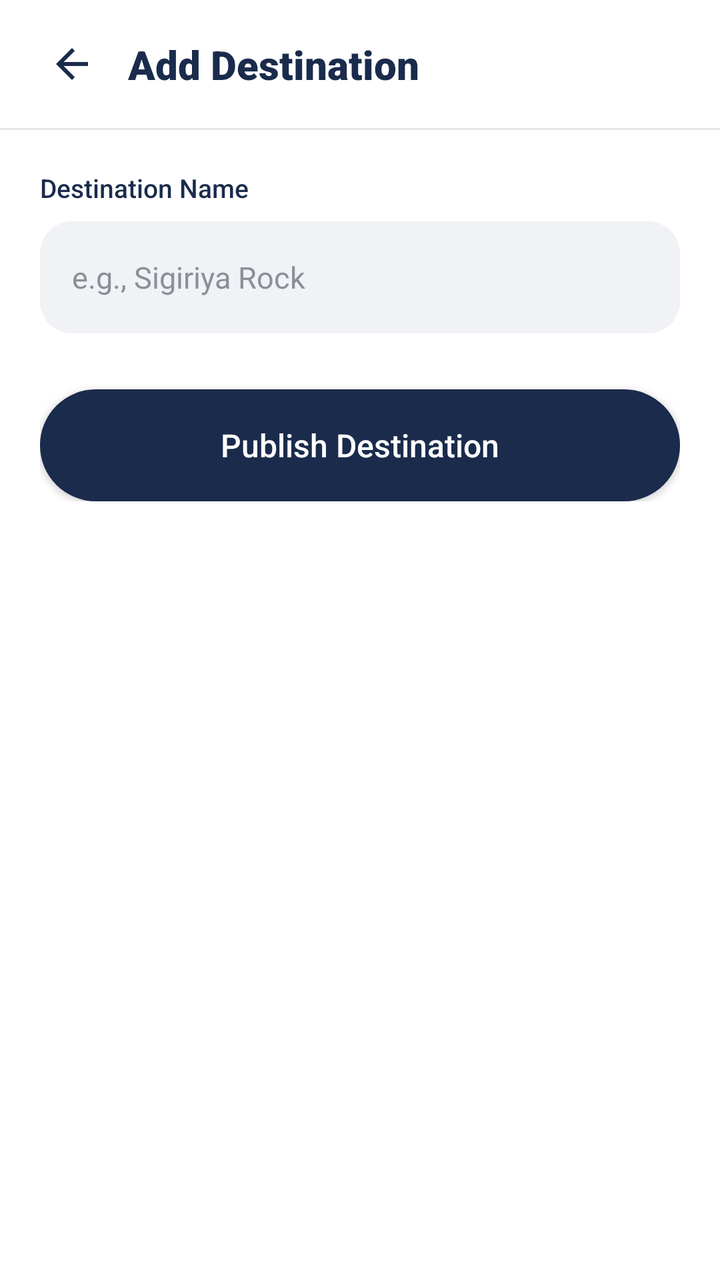
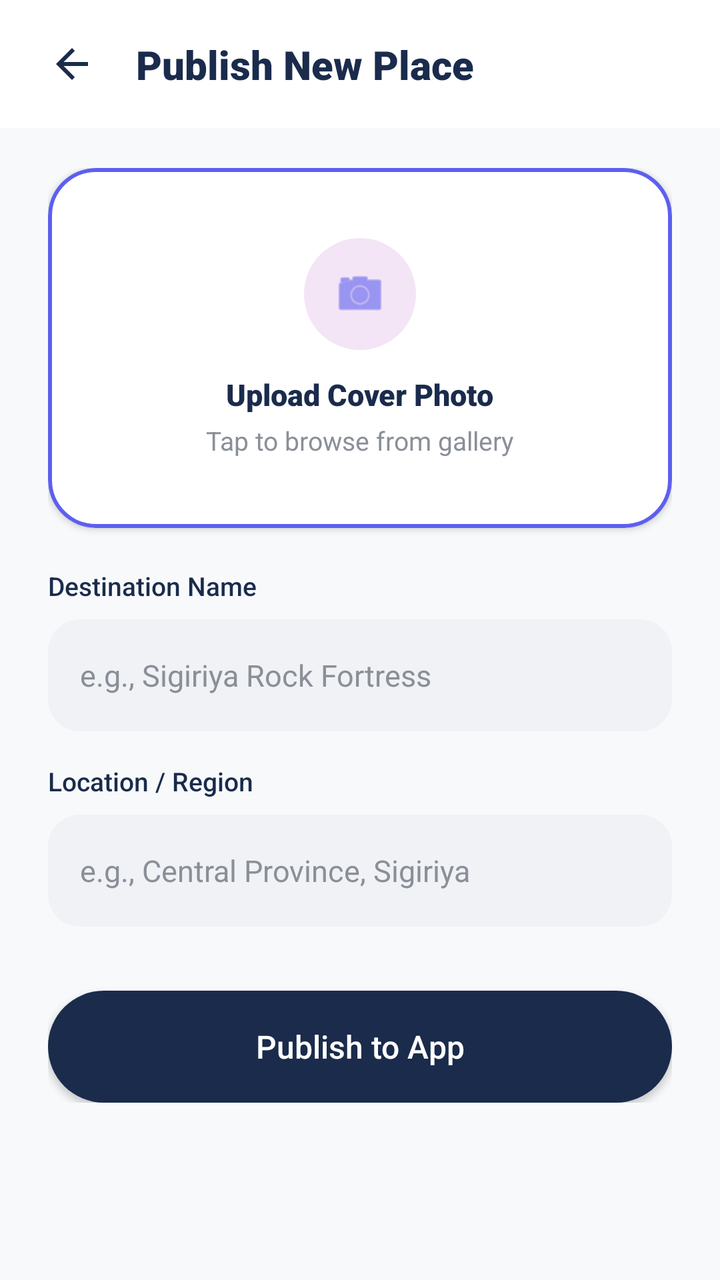

Two renders of the same Android screen: before a commit and after it. Below are the layout's source before the change and the commit's diff.
<!-- AndroidManifest.xml: application theme Theme.LankaGo -->
<!-- res/layout/admin_add_destination.xml -->
<?xml version="1.0" encoding="utf-8"?>
<androidx.constraintlayout.widget.ConstraintLayout
    xmlns:android="http://schemas.android.com/apk/res/android"
    xmlns:app="http://schemas.android.com/apk/res-auto"
    xmlns:tools="http://schemas.android.com/tools"
    android:layout_width="match_parent"
    android:layout_height="match_parent"
    android:background="#FFFFFF"
    tools:context=".fragments.admin.AdminAddDestinationFragment">

    
    <androidx.constraintlayout.widget.ConstraintLayout
        android:id="@+id/top_bar_add"
        android:layout_width="0dp"
        android:layout_height="64dp"
        android:background="#FFFFFF"
        android:paddingHorizontal="16dp"
        app:layout_constraintEnd_toEndOf="parent"
        app:layout_constraintStart_toStartOf="parent"
        app:layout_constraintTop_toTopOf="parent">

        <ImageView
            android:id="@+id/btn_back"
            android:layout_width="40dp"
            android:layout_height="40dp"
            android:background="?attr/selectableItemBackgroundBorderless"
            android:clickable="true"
            android:contentDescription="Back"
            android:focusable="true"
            android:padding="8dp"
            android:src="@drawable/ic_arrow_back"
            app:layout_constraintBottom_toBottomOf="parent"
            app:layout_constraintStart_toStartOf="parent"
            app:layout_constraintTop_toTopOf="parent"
            app:tint="#1A2B4C" />

        <TextView
            android:layout_width="wrap_content"
            android:layout_height="wrap_content"
            android:layout_marginStart="8dp"
            android:fontFamily="sans-serif-black"
            android:text="Add Destination"
            android:textColor="#1A2B4C"
            android:textSize="20sp"
            app:layout_constraintBottom_toBottomOf="parent"
            app:layout_constraintStart_toEndOf="@id/btn_back"
            app:layout_constraintTop_toTopOf="parent" />

    </androidx.constraintlayout.widget.ConstraintLayout>

    <View
        android:id="@+id/divider_top_add_dest"
        android:layout_width="0dp"
        android:layout_height="1dp"
        android:background="#E5E7EB"
        app:layout_constraintEnd_toEndOf="parent"
        app:layout_constraintStart_toStartOf="parent"
        app:layout_constraintTop_toBottomOf="@id/top_bar_add" />

    
    <androidx.core.widget.NestedScrollView
        android:layout_width="0dp"
        android:layout_height="0dp"
        android:clipToPadding="false"
        app:layout_constraintBottom_toBottomOf="parent"
        app:layout_constraintEnd_toEndOf="parent"
        app:layout_constraintStart_toStartOf="parent"
        app:layout_constraintTop_toBottomOf="@id/divider_top_add_dest">

        <LinearLayout
            android:layout_width="match_parent"
            android:layout_height="wrap_content"
            android:orientation="vertical"
            android:paddingHorizontal="20dp"
            android:paddingTop="20dp"
            android:paddingBottom="40dp">

            <TextView
                android:layout_width="wrap_content"
                android:layout_height="wrap_content"
                android:fontFamily="sans-serif-medium"
                android:text="Destination Name"
                android:textColor="#1A2B4C"
                android:textSize="13sp" />

            <EditText
                android:id="@+id/et_dest_name"
                android:layout_width="match_parent"
                android:layout_height="56dp"
                android:layout_marginTop="8dp"
                android:autofillHints="name"
                android:background="@drawable/bg_input"
                android:fontFamily="sans-serif"
                android:hint="e.g., Sigiriya Rock"
                android:inputType="textCapWords"
                android:paddingHorizontal="16dp"
                android:textColor="#1A2B4C"
                android:textColorHint="#8A8F98"
                android:textSize="15sp" />

            <androidx.appcompat.widget.AppCompatButton
                android:id="@+id/btn_publish_destination"
                android:layout_width="match_parent"
                android:layout_height="56dp"
                android:layout_marginTop="28dp"
                android:background="@drawable/button_primary"
                android:fontFamily="sans-serif-medium"
                android:text="Publish Destination"
                android:textAllCaps="false"
                android:textColor="#FFFFFF"
                android:textSize="16sp" />

        </LinearLayout>
    </androidx.core.widget.NestedScrollView>

</androidx.constraintlayout.widget.ConstraintLayout>
<!-- resources referenced by this layout -->
<resources>
  <!-- drawable bg_input (drawable) -->
  <?xml version="1.0" encoding="utf-8"?>
  <shape xmlns:android="http://schemas.android.com/apk/res/android" android:shape="rectangle">
      <solid android:color="#F0F2F5"/>
      <corners android:radius="16dp"/>
  </shape>
  <!-- drawable button_primary (drawable) -->
  <?xml version="1.0" encoding="utf-8"?>
  <shape xmlns:android="http://schemas.android.com/apk/res/android" android:shape="rectangle">
      <solid android:color="#1A2B4C"/>
      <corners android:radius="50dp"/>
  </shape>
  <!-- drawable ic_arrow_back (drawable) -->
  <vector xmlns:android="http://schemas.android.com/apk/res/android"
      android:width="24dp"
      android:height="24dp"
      android:viewportWidth="24.0"
      android:viewportHeight="24.0">
      <path
          android:fillColor="#1A2B4C"
          android:pathData="M20,11H7.83l5.59-5.59L12,4l-8,8 8,8 1.41-1.41L7.83,13H20v-2z"/>
  </vector>
  <style name="Theme.LankaGo" parent="Base.Theme.LankaGo" />
  <style name="Base.Theme.LankaGo" parent="Theme.Material3.DayNight.NoActionBar">
          
          
      </style>
</resources>

<!-- the commit's change to res/layout/admin_add_destination.xml (unified diff, before → after) -->
@@ -5,7 +5,7 @@
     xmlns:tools="http://schemas.android.com/tools"
     android:layout_width="match_parent"
     android:layout_height="match_parent"
-    android:background="#FFFFFF"
+    android:background="#F8F9FB"
     tools:context=".fragments.admin.AdminAddDestinationFragment">
 
     
@@ -23,7 +23,7 @@
             android:id="@+id/btn_back"
             android:layout_width="40dp"
             android:layout_height="40dp"
-            android:background="?attr/selectableItemBackgroundBorderless"
+            android:background="@drawable/bg_white_circle"
             android:clickable="true"
             android:contentDescription="Back"
             android:focusable="true"
@@ -37,9 +37,9 @@
         <TextView
             android:layout_width="wrap_content"
             android:layout_height="wrap_content"
-            android:layout_marginStart="8dp"
+            android:layout_marginStart="12dp"
             android:fontFamily="sans-serif-black"
-            android:text="Add Destination"
+            android:text="Publish New Place"
             android:textColor="#1A2B4C"
             android:textSize="20sp"
             app:layout_constraintBottom_toBottomOf="parent"
@@ -47,15 +47,6 @@
             app:layout_constraintTop_toTopOf="parent" />
 
     </androidx.constraintlayout.widget.ConstraintLayout>
-
-    <View
-        android:id="@+id/divider_top_add_dest"
-        android:layout_width="0dp"
-        android:layout_height="1dp"
-        android:background="#E5E7EB"
-        app:layout_constraintEnd_toEndOf="parent"
-        app:layout_constraintStart_toStartOf="parent"
-        app:layout_constraintTop_toBottomOf="@id/top_bar_add" />
 
     
     <androidx.core.widget.NestedScrollView
@@ -65,19 +56,71 @@
         app:layout_constraintBottom_toBottomOf="parent"
         app:layout_constraintEnd_toEndOf="parent"
         app:layout_constraintStart_toStartOf="parent"
-        app:layout_constraintTop_toBottomOf="@id/divider_top_add_dest">
+        app:layout_constraintTop_toBottomOf="@id/top_bar_add">
 
         <LinearLayout
             android:layout_width="match_parent"
             android:layout_height="wrap_content"
             android:orientation="vertical"
-            android:paddingHorizontal="20dp"
+            android:paddingHorizontal="24dp"
             android:paddingTop="20dp"
             android:paddingBottom="40dp">
 
+            
+            <com.google.android.material.card.MaterialCardView
+                android:layout_width="match_parent"
+                android:layout_height="180dp"
+                app:cardBackgroundColor="#FFFFFF"
+                app:cardCornerRadius="24dp"
+                app:cardElevation="2dp"
+                app:strokeColor="#5D5FEF"
+                app:strokeWidth="2dp">
+
+                <LinearLayout
+                    android:layout_width="match_parent"
+                    android:layout_height="match_parent"
+                    android:gravity="center"
+                    android:orientation="vertical">
+
+                    <FrameLayout
+                        android:layout_width="56dp"
+                        android:layout_height="56dp"
+                        android:background="@drawable/bg_circle_purple">
+
+                        <ImageView
+                            android:layout_width="28dp"
+                            android:layout_height="28dp"
+                            android:layout_gravity="center"
+                            android:contentDescription="Camera"
+                            android:src="@android:drawable/ic_menu_camera"
+                            app:tint="#5D5FEF" />
+                    </FrameLayout>
+
+                    <TextView
+                        android:layout_width="wrap_content"
+                        android:layout_height="wrap_content"
+                        android:layout_marginTop="12dp"
+                        android:fontFamily="sans-serif-black"
+                        android:text="Upload Cover Photo"
+                        android:textColor="#1A2B4C"
+                        android:textSize="15sp" />
+
+                    <TextView
+                        android:layout_width="wrap_content"
+                        android:layout_height="wrap_content"
+                        android:layout_marginTop="4dp"
+                        android:fontFamily="sans-serif"
+                        android:text="Tap to browse from gallery"
+                        android:textColor="#8A8F98"
+                        android:textSize="13sp" />
+                </LinearLayout>
+            </com.google.android.material.card.MaterialCardView>
+
+            
             <TextView
                 android:layout_width="wrap_content"
                 android:layout_height="wrap_content"
+                android:layout_marginTop="20dp"
                 android:fontFamily="sans-serif-medium"
                 android:text="Destination Name"
                 android:textColor="#1A2B4C"
@@ -91,21 +134,47 @@
                 android:autofillHints="name"
                 android:background="@drawable/bg_input"
                 android:fontFamily="sans-serif"
-                android:hint="e.g., Sigiriya Rock"
+                android:hint="e.g., Sigiriya Rock Fortress"
                 android:inputType="textCapWords"
                 android:paddingHorizontal="16dp"
                 android:textColor="#1A2B4C"
                 android:textColorHint="#8A8F98"
                 android:textSize="15sp" />
 
+            
+            <TextView
+                android:layout_width="wrap_content"
+                android:layout_height="wrap_content"
+                android:layout_marginTop="16dp"
+                android:fontFamily="sans-serif-medium"
+                android:text="Location / Region"
+                android:textColor="#1A2B4C"
+                android:textSize="13sp" />
+
+            <EditText
+                android:id="@+id/et_dest_location"
+                android:layout_width="match_parent"
+                android:layout_height="56dp"
+                android:layout_marginTop="8dp"
+                android:autofillHints="address"
+                android:background="@drawable/bg_input"
+                android:fontFamily="sans-serif"
+                android:hint="e.g., Central Province, Sigiriya"
+                android:inputType="textPostalAddress"
+                android:paddingHorizontal="16dp"
+                android:textColor="#1A2B4C"
+                android:textColorHint="#8A8F98"
+                android:textSize="15sp" />
+
+            
             <androidx.appcompat.widget.AppCompatButton
                 android:id="@+id/btn_publish_destination"
                 android:layout_width="match_parent"
                 android:layout_height="56dp"
-                android:layout_marginTop="28dp"
+                android:layout_marginTop="32dp"
                 android:background="@drawable/button_primary"
                 android:fontFamily="sans-serif-medium"
-                android:text="Publish Destination"
+                android:text="Publish to App"
                 android:textAllCaps="false"
                 android:textColor="#FFFFFF"
                 android:textSize="16sp" />
<!-- resource entries referenced after the edit -->
@@ -1,10 +1,22 @@
 <!-- resources referenced by this layout -->
 <resources>
+  <!-- drawable bg_circle_purple (drawable) -->
+  <?xml version="1.0" encoding="utf-8"?>
+  <shape xmlns:android="http://schemas.android.com/apk/res/android"
+      android:shape="oval">
+      <solid android:color="#F3E5F5"/>
+  </shape>
   <!-- drawable bg_input (drawable) -->
   <?xml version="1.0" encoding="utf-8"?>
   <shape xmlns:android="http://schemas.android.com/apk/res/android" android:shape="rectangle">
       <solid android:color="#F0F2F5"/>
       <corners android:radius="16dp"/>
+  </shape>
+  <!-- drawable bg_white_circle (drawable) -->
+  <?xml version="1.0" encoding="utf-8"?>
+  <shape xmlns:android="http://schemas.android.com/apk/res/android"
+      android:shape="oval">
+      <solid android:color="#FFFFFF"/>
   </shape>
   <!-- drawable button_primary (drawable) -->
   <?xml version="1.0" encoding="utf-8"?>
